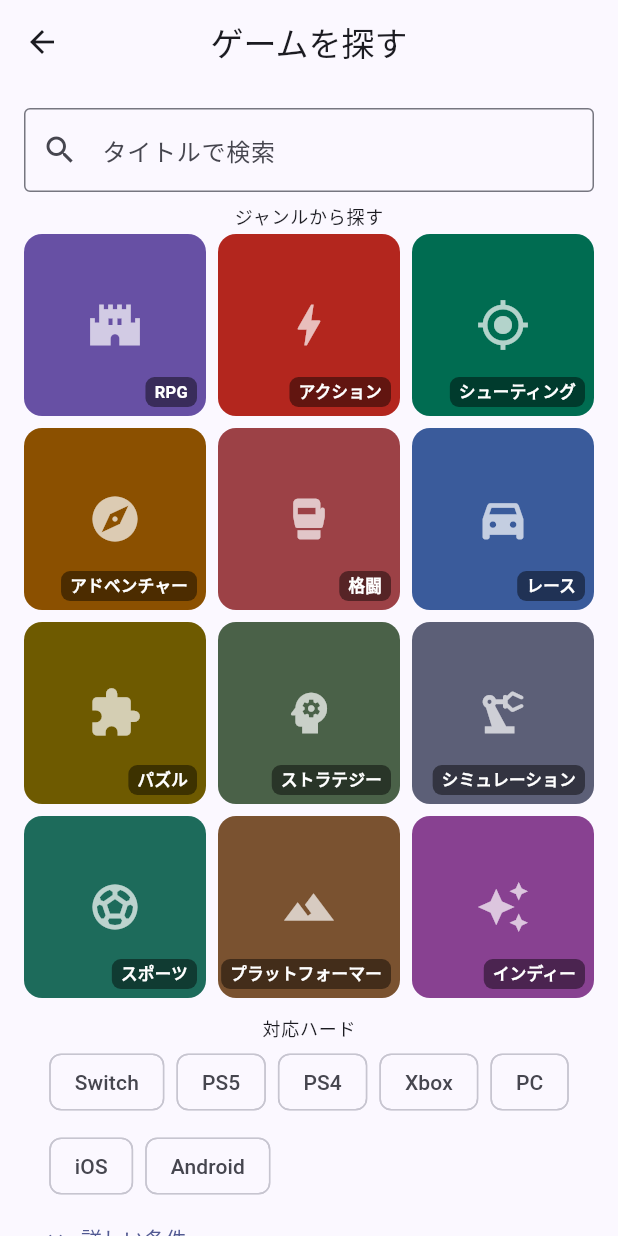
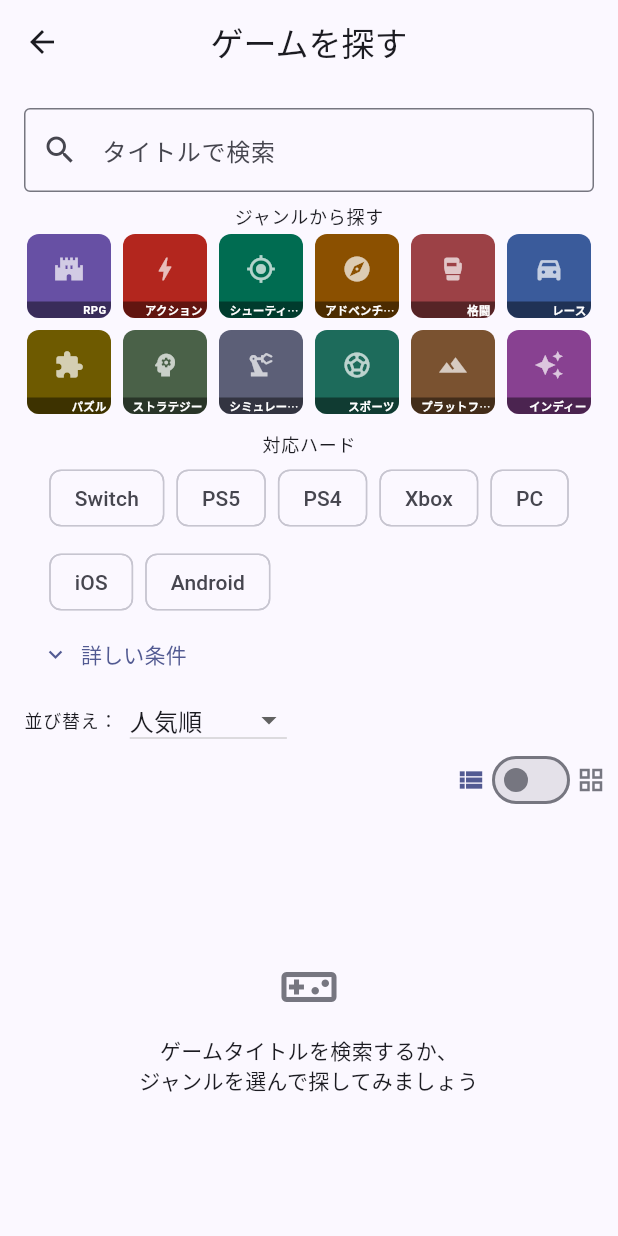
Before and after one commit to BIFFI1130/savepoint, a Flutter app: the GameSearchScreen screen opened directly, on a phone screen of 412 x 824 dp. Run offline on Flutter 3.47's test engine with Material 3 defaults, Android fonts, the phone set to English and light mode, and no system bars; our stand-ins replace cached_network_image, flutter_rating_bar, flutter_riverpod, go_router, sign_in_with_apple, supabase_flutter; accounts and stored records are empty; network calls fail; statements that could not run were skipped.

Commit message:
Shrink genre badges to menu-tab size
Replace the fixed 3-column grid with a Wrap of small 56x56 badges so
more fit per row, scale down the icon/label/border to match, and turn
the label into a bottom banner with ellipsis so longer genre names
degrade gracefully instead of overflowing.

Co-Authored-By: Claude Sonnet 5 <noreply@anthropic.com>

```diff
--- a/lib/features/game_search/presentation/screens/game_search_screen.dart
+++ b/lib/features/game_search/presentation/screens/game_search_screen.dart
@@ -201,20 +201,21 @@ class _GameSearchScreenState extends ConsumerState<GameSearchScreen> {
           ),
           Padding(
             padding: const EdgeInsets.symmetric(horizontal: 16),
-            child: GridView.count(
-              crossAxisCount: 3,
-              shrinkWrap: true,
-              physics: const NeverScrollableScrollPhysics(),
-              crossAxisSpacing: 8,
-              mainAxisSpacing: 8,
+            child: Wrap(
+              spacing: 8,
+              runSpacing: 8,
               children: [
                 for (final option in _genreOptions)
-                  _GenreBadge(
-                    label: option.$1,
-                    icon: option.$3,
-                    color: option.$4,
-                    selected: _selectedGenres.contains(option.$2),
-                    onTap: () => _onGenreTap(option.$2),
+                  SizedBox(
+                    width: 56,
+                    height: 56,
+                    child: _GenreBadge(
+                      label: option.$1,
+                      icon: option.$3,
+                      color: option.$4,
+                      selected: _selectedGenres.contains(option.$2),
+                      onTap: () => _onGenreTap(option.$2),
+                    ),
                   ),
               ],
             ),
@@ -324,49 +325,58 @@ class _GenreBadge extends StatelessWidget {
       aspectRatio: 1,
       child: Material(
         color: color,
-        borderRadius: BorderRadius.circular(12),
+        borderRadius: BorderRadius.circular(8),
         child: InkWell(
-          borderRadius: BorderRadius.circular(12),
+          borderRadius: BorderRadius.circular(8),
           onTap: onTap,
           child: Container(
             decoration: BoxDecoration(
-              borderRadius: BorderRadius.circular(12),
+              borderRadius: BorderRadius.circular(8),
               border: selected
                   ? Border.all(
                       color: Theme.of(context).colorScheme.primary,
-                      width: 3,
+                      width: 2,
                     )
                   : null,
             ),
             child: Stack(
               children: [
-                Center(
-                  child: Icon(icon, size: 36, color: Colors.white70),
+                Align(
+                  alignment: const Alignment(0, -0.25),
+                  child: Icon(icon, size: 20, color: Colors.white70),
                 ),
                 if (selected)
                   const Positioned(
-                    top: 6,
-                    left: 6,
+                    top: 2,
+                    left: 2,
                     child: Icon(
                       Icons.check_circle,
                       color: Colors.white,
-                      size: 18,
+                      size: 12,
                     ),
                   ),
                 Positioned(
-                  right: 6,
-                  bottom: 6,
+                  left: 0,
+                  right: 0,
+                  bottom: 0,
                   child: Container(
-                    padding: const EdgeInsets.symmetric(horizontal: 6, vertical: 2),
+                    padding: const EdgeInsets.symmetric(horizontal: 3, vertical: 1),
                     decoration: BoxDecoration(
                       color: Colors.black.withValues(alpha: 0.45),
-                      borderRadius: BorderRadius.circular(6),
+                      borderRadius: const BorderRadius.only(
+                        bottomLeft: Radius.circular(8),
+                        bottomRight: Radius.circular(8),
+                      ),
                     ),
                     child: Text(
                       label,
+                      textAlign: TextAlign.right,
+                      maxLines: 1,
+                      overflow: TextOverflow.ellipsis,
                       style: const TextStyle(
                         color: Colors.white,
-                        fontSize: 11,
+                        fontSize: 7.5,
+                        height: 1.2,
                         fontWeight: FontWeight.w600,
                       ),
                     ),
```
